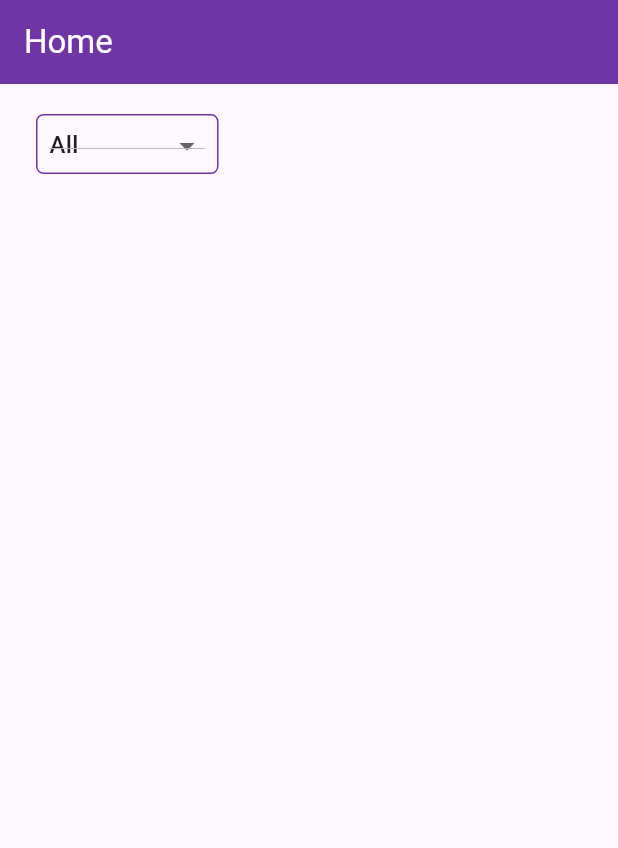
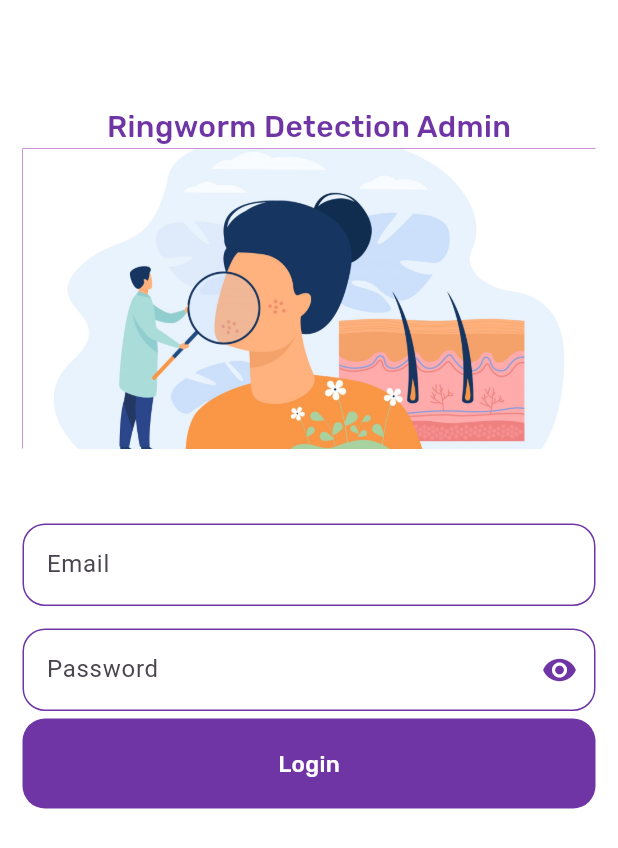
Before and after one commit to acepW/ringworm_admin, a Flutter app: the screen it shows after launch, on a phone screen of 412 x 824 dp. Shown: the top 848 px of the screen. Run offline on Flutter 3.47's test engine with Material 3 defaults, Android fonts, the phone set to English and light mode, and no system bars; our stand-ins replace cloud_firestore, firebase_auth, firebase_core, google_fonts; accounts and stored records are empty.

Commit message:
update login admin

```diff
--- /dev/null
+++ b/lib/login.dart
@@ -0,0 +1,223 @@
+import 'package:cloud_firestore/cloud_firestore.dart';
+import 'package:firebase_auth/firebase_auth.dart';
+import 'package:flutter/material.dart';
+import 'package:google_fonts/google_fonts.dart';
+import 'package:ringworm_admin/constraints.dart';
+import 'package:ringworm_admin/validasi.dart';
+
+import '../../widget/defaultTextField.dart';
+
+class LoginScreens extends StatefulWidget {
+  const LoginScreens({super.key});
+  static const String routName = '/login';
+
+  @override
+  State<LoginScreens> createState() => _LoginScreensState();
+}
+
+class _LoginScreensState extends State<LoginScreens> {
+  final _emailTextController = TextEditingController();
+  final _passTextController = TextEditingController();
+  final _formKey = GlobalKey<FormState>();
+  final _passFocusNode = FocusNode();
+  final _emailFocusNode = FocusNode();
+  var _obscureText = true;
+  @override
+  void dispose() {
+    _emailTextController.dispose();
+    _passTextController.dispose();
+    _emailFocusNode.dispose();
+    _passFocusNode.dispose();
+    super.dispose();
+  }
+
+  bool _isLoading = false;
+
+  Future<void> _submitFormOnLogin() async {
+    FocusScope.of(context).unfocus();
+
+    try {
+      await FirebaseAuth.instance.signInWithEmailAndPassword(
+          email: _emailTextController.text.toLowerCase().trim(),
+          password: _passTextController.text.trim());
+
+      Navigator.pushReplacement(
+        context,
+        MaterialPageRoute(builder: (context) => Validasi()),
+      );
+
+      print('Successfully logged in');
+    } on FirebaseException catch (error) {
+      setState(() {
+        _isLoading = false;
+      });
+    } catch (error) {
+      setState(() {
+        _isLoading = false;
+      });
+    } finally {
+      setState(() {
+        _isLoading = false;
+      });
+    }
+  }
+
+  @override
+  Widget build(BuildContext context) {
+    return Scaffold(
+      backgroundColor: Colors.white,
+      body: SingleChildScrollView(
+        child: Form(
+          key: _formKey,
+          child: Container(
+            width: MediaQuery.of(context).size.width,
+            child: Padding(
+              padding: const EdgeInsets.only(
+                  left: 15, right: 15, top: 70, bottom: 10),
+              child: Column(
+                children: [
+                  Text("Ringworm Detection Admin",
+                      style: GoogleFonts.rubik(
+                          textStyle: const TextStyle(
+                              color: kPrimaryColor,
+                              fontSize: 20,
+                              fontWeight: FontWeight.w500))),
+                  Container(
+                    width: MediaQuery.of(context).size.width,
+                    height: 200,
+                    decoration: const BoxDecoration(
+                        color: Colors.purple,
+                        image: DecorationImage(
+                          image: AssetImage("assets/images/skindisease.jpg"),
+                          fit: BoxFit.cover,
+                        )),
+                  ),
+                  const SizedBox(
+                    height: 50,
+                  ),
+                  Container(
+                    width: MediaQuery.of(context).size.width,
+                    child: Column(
+                      children: [
+                        DefaultTextFild(
+                          compliteFocusNode: _passFocusNode,
+                          controller: _emailTextController,
+                          focusNode: _emailFocusNode,
+                          hintText: "Email",
+                          label: "Email",
+                          keyboardType: TextInputType.emailAddress,
+                          validator: (value) {
+                            if (value!.isEmpty || !value.contains("@")) {
+                              return "Please enter a valid Email adress";
+                            } else {
+                              return null;
+                            }
+                          },
+                        ),
+                        const SizedBox(
+                          height: 15,
+                        ),
+                        TextFormField(
+                          textInputAction: TextInputAction.done,
+                          onEditingComplete: () {
+                            //_submitFormOnLogin();
+                          },
+                          controller: _passTextController,
+                          focusNode: _passFocusNode,
+                          obscureText: _obscureText,
+                          keyboardType: TextInputType.visiblePassword,
+                          validator: (value) {
+                            if (value!.isEmpty || value.length <= 5) {
+                              return 'Masukkan password dengan benar';
+                            } else {
+                              return null;
+                            }
+                          },
+                          style: GoogleFonts.rubik(
+                              textStyle: const TextStyle(
+                                  color: Colors.black,
+                                  fontSize: 15,
+                                  fontWeight: FontWeight.w500)),
+                          decoration: InputDecoration(
+                              suffixIcon: GestureDetector(
+                                onTap: () {
+                                  setState(() {
+                                    _obscureText = !_obscureText;
+                                  });
+                                },
+                                child: Icon(
+                                  _obscureText
+                                      ? Icons.visibility
+                                      : Icons.visibility_off,
+                                  color: kPrimaryColor,
+                                ),
+                              ),
+                              focusedBorder: OutlineInputBorder(
+                                borderSide: const BorderSide(
+                                    width: 1, color: kPrimaryColor),
+                                borderRadius: BorderRadius.circular(15),
+                              ),
+                              enabledBorder: OutlineInputBorder(
+                                borderSide: const BorderSide(
+                                    width: 1, color: kPrimaryColor),
+                                borderRadius: BorderRadius.circular(15),
+                              ),
+                              errorBorder: OutlineInputBorder(
+                                borderSide: const BorderSide(
+                                    width: 1, color: kPrimaryColor),
+                                borderRadius: BorderRadius.circular(15),
+                              ),
+                              focusedErrorBorder: OutlineInputBorder(
+                                borderSide: const BorderSide(
+                                    width: 1, color: kPrimaryColor),
+                                borderRadius: BorderRadius.circular(15),
+                              ),
+                              hintText: "Password",
+                              labelText: "Password",
+                              hintStyle: GoogleFonts.rubik(
+                                  textStyle: const TextStyle(
+                                      color: Colors.black,
+                                      fontSize: 15,
+                                      fontWeight: FontWeight.w500))),
+                        ),
+                        const SizedBox(
+                          height: 5,
+                        ),
+                        InkWell(
+                          onTap: () {
+                            _submitFormOnLogin();
+                          },
+                          child: Container(
+                            width: MediaQuery.of(context).size.width,
+                            height: 60,
+                            decoration: BoxDecoration(
+                                color: kPrimaryColor,
+                                borderRadius: BorderRadius.circular(15)),
+                            child: Center(
+                              child: _isLoading
+                                  ? CircularProgressIndicator(
+                                      color: Colors.white,
+                                    )
+                                  : Text(
+                                      "Login",
+                                      style: GoogleFonts.rubik(
+                                          textStyle: const TextStyle(
+                                              color: Colors.white,
+                                              fontSize: 15,
+                                              fontWeight: FontWeight.w500)),
+                                    ),
+                            ),
+                          ),
+                        ),
+                      ],
+                    ),
+                  )
+                ],
+              ),
+            ),
+          ),
+        ),
+      ),
+    );
+  }
+}
--- a/lib/main.dart
+++ b/lib/main.dart
@@ -1,8 +1,11 @@
+import 'package:firebase_auth/firebase_auth.dart';
 import 'package:firebase_core/firebase_core.dart';
 import 'package:flutter/material.dart';
 import 'package:ringworm_admin/constraints.dart';
 import 'package:ringworm_admin/firebase_options.dart';
 import 'package:ringworm_admin/home.dart';
+import 'package:ringworm_admin/login.dart';
+import 'package:ringworm_admin/validasi.dart';
 
 void main() async {
   WidgetsFlutterBinding.ensureInitialized();
@@ -25,7 +28,28 @@ class MyApp extends StatelessWidget {
         colorScheme: ColorScheme.fromSeed(seedColor: kPrimaryColor),
         useMaterial3: true,
       ),
-      home: HomeScreens(),
+      home: StreamBuilder(
+          stream: FirebaseAuth.instance.authStateChanges(),
+          builder: (context, snapshot) {
+            if (snapshot.connectionState == ConnectionState.active) {
+              // Checking if the snapshot has any data or not
+              if (snapshot.hasData) {
+                // if snapshot has data which means user is logged in then we check the width of screen and accordingly display the screen layout
+                return const Validasi();
+              } else if (snapshot.hasError) {
+                return Center(
+                  child: Text('${snapshot.error}'),
+                );
+              }
+            }
+            if (snapshot.connectionState == ConnectionState.waiting) {
+              return const Center(
+                child: CircularProgressIndicator(),
+              );
+            }
+
+            return const LoginScreens();
+          }),
     );
   }
 }
```
Also changed, not shown: lib/home.dart (+49 -4 lines), lib/validasi.dart (added, +123 -0 lines), pubspec.yaml (+5 -6 lines), assets/images/skindisease.jpg (added), pubspec.lock, 3 other files.
